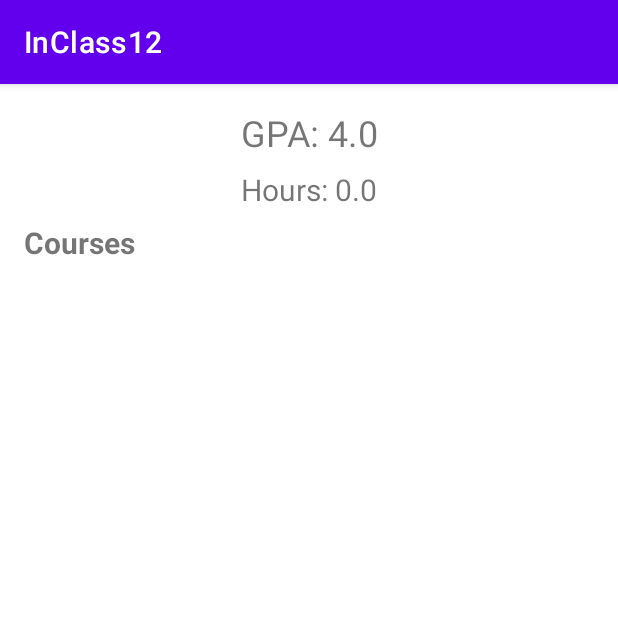
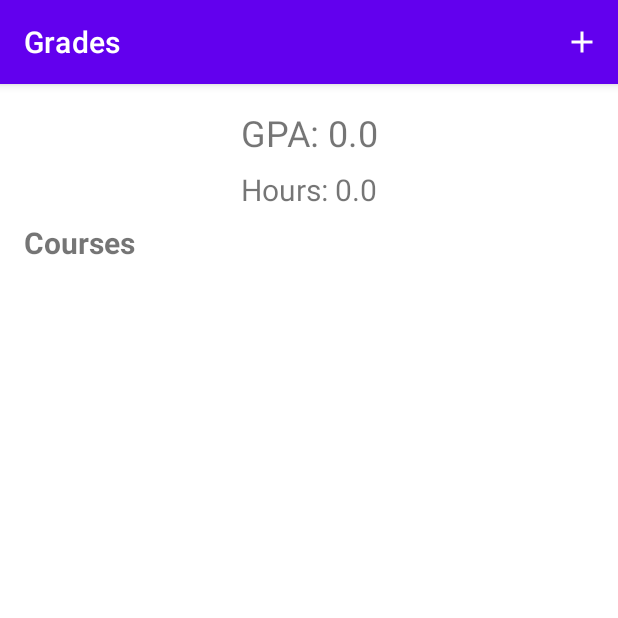
Before and after one commit to slee185/Group22_InClass12, an Android app: the screen it shows after launch (MainActivity), on a phone screen of 412 x 824 dp, the top half of it. Run offline under Robolectric (Android 15) with nearby library versions, the phone set to English and light mode, and no system bars; 2 statements that could not run were skipped.

Commit message:
start GradesFragment

```diff
--- a/app/src/main/java/edu/uncc/inclass12/GradesFragment.java
+++ b/app/src/main/java/edu/uncc/inclass12/GradesFragment.java
@@ -4,19 +4,42 @@
 
 package edu.uncc.inclass12;
 
+import android.content.Context;
+import android.database.Cursor;
 import android.os.Bundle;
 
 import androidx.annotation.NonNull;
 import androidx.annotation.Nullable;
 import androidx.fragment.app.Fragment;
+import androidx.recyclerview.widget.LinearLayoutManager;
+import androidx.recyclerview.widget.RecyclerView;
 
+import android.util.Log;
 import android.view.LayoutInflater;
+import android.view.Menu;
+import android.view.MenuInflater;
+import android.view.MenuItem;
 import android.view.View;
 import android.view.ViewGroup;
+import android.widget.ImageView;
+import android.widget.TextView;
+
+import java.util.ArrayList;
+import java.util.Locale;
 
 import edu.uncc.inclass12.databinding.FragmentGradesBinding;
 
 public class GradesFragment extends Fragment {
+
+    FragmentGradesBinding binding;
+    DatabaseManager dm;
+    LinearLayoutManager layoutManager;
+    GradesRecyclerAdapter adapter;
+    RecyclerView gradesRecyclerView;
+    ArrayList<Grade> grades;
+    Double hours = 0.0;
+    Double points = 0.0;
+
     public GradesFragment() {
         // Required empty public constructor
     }
@@ -24,12 +47,26 @@ public class GradesFragment extends Fragment {
     @Override
     public void onCreate(Bundle savedInstanceState) {
         super.onCreate(savedInstanceState);
+        setHasOptionsMenu(true);
     }
 
-    FragmentGradesBinding binding;
     @Override
-    public View onCreateView(LayoutInflater inflater, ViewGroup container,
-                             Bundle savedInstanceState) {
+    public void onCreateOptionsMenu(@NonNull Menu menu, @NonNull MenuInflater inflater) {
+        inflater.inflate(R.menu.menu, menu);
+    }
+
+    @Override
+    public boolean onOptionsItemSelected(@NonNull MenuItem item) {
+        if (item.getItemId() == R.id.action_bar_add) {
+            mListener.goAddCourse();
+            return true;
+        }
+
+        return super.onOptionsItemSelected(item);
+    }
+
+    @Override
+    public View onCreateView(LayoutInflater inflater, ViewGroup container, Bundle savedInstanceState) {
         binding = FragmentGradesBinding.inflate(inflater, container, false);
         return binding.getRoot();
     }
@@ -38,5 +75,45 @@ public class GradesFragment extends Fragment {
     public void onViewCreated(@NonNull View view, @Nullable Bundle savedInstanceState) {
         super.onViewCreated(view, savedInstanceState);
 
+        dm = new DatabaseManager(getActivity());
+
+        binding.gradesRecyclerView.setHasFixedSize(true);
+        layoutManager = new LinearLayoutManager(getActivity());
+        gradesRecyclerView.setLayoutManager(layoutManager);
+        adapter = new GradesRecyclerAdapter(grades);
+        gradesRecyclerView.setAdapter(adapter);
+
+        binding.textViewGPA.setText("GPA: " + points);
+        binding.textViewHours.setText("Hours: " + hours);
+
+        requireActivity().setTitle(R.string.grades_label);
+    }
+
+    @Override
+    public void onResume() {
+        super.onResume();
+
+    }
+
+    GradesListener mListener;
+
+    @Override
+    public void onAttach(@NonNull Context context) {
+        super.onAttach(context);
+        mListener = (GradesListener) context;
+    }
+
+    private void setGpa(Double gpa) {
+        TextView textView = binding.textViewGPA;
+        textView.setText(getString(R.string.grades_gpa_label, gpa));
+    }
+
+    private void setHours(Double hours) {
+        TextView textView = binding.textViewHours;
+        textView.setText(getString(R.string.grades_hours_label, hours));
+    }
+
+    interface GradesListener {
+        void goAddCourse();
     }
 }
--- a/app/src/main/java/edu/uncc/inclass12/GradesRecyclerAdapter.java
+++ b/app/src/main/java/edu/uncc/inclass12/GradesRecyclerAdapter.java
@@ -15,6 +15,7 @@ import androidx.recyclerview.widget.RecyclerView;
 import java.util.ArrayList;
 
 public class GradesRecyclerAdapter extends RecyclerView.Adapter<GradesRecyclerAdapter.GradeViewHolder> {
+
     ArrayList<Grade> grades;
 
     public GradesRecyclerAdapter(ArrayList<Grade> data) {
--- a/app/src/main/java/edu/uncc/inclass12/MainActivity.java
+++ b/app/src/main/java/edu/uncc/inclass12/MainActivity.java
@@ -8,7 +8,7 @@ import androidx.appcompat.app.AppCompatActivity;
 
 import android.os.Bundle;
 
-public class MainActivity extends AppCompatActivity {
+public class MainActivity extends AppCompatActivity implements GradesFragment.GradesListener {
 
     DatabaseManager dm;
 
@@ -22,4 +22,12 @@ public class MainActivity extends AppCompatActivity {
                 .add(R.id.rootView, new GradesFragment())
                 .commit();
     }
+
+    @Override
+    public void goAddCourse() {
+        getSupportFragmentManager().beginTransaction()
+                .replace(R.id.rootView, new AddCourseFragment())
+                .addToBackStack(null)
+                .commit();
+    }
 }
--- /dev/null
+++ b/app/src/main/res/drawable-v24/ic_baseline_add_24.xml
@@ -0,0 +1,5 @@
+<vector android:height="24dp" android:tint="#FFFFFF"
+    android:viewportHeight="24" android:viewportWidth="24"
+    android:width="24dp" xmlns:android="http://schemas.android.com/apk/res/android">
+    <path android:fillColor="@android:color/white" android:pathData="M19,13h-6v6h-2v-6H5v-2h6V5h2v6h6v2z"/>
+</vector>
--- a/app/src/main/res/layout/fragment_grades.xml
+++ b/app/src/main/res/layout/fragment_grades.xml
@@ -11,18 +11,16 @@
         android:id="@+id/textViewGPA"
         android:layout_width="wrap_content"
         android:layout_height="wrap_content"
-        android:text="GPA: 4.0"
         android:textSize="24sp"
         app:layout_constraintEnd_toEndOf="parent"
         app:layout_constraintStart_toStartOf="parent"
         app:layout_constraintTop_toTopOf="parent" />
 
     <TextView
-        android:id="@+id/textView2"
+        android:id="@+id/textViewHours"
         android:layout_width="wrap_content"
         android:layout_height="wrap_content"
         android:layout_marginTop="8dp"
-        android:text="Hours: 0.0"
         android:textSize="20sp"
         app:layout_constraintEnd_toEndOf="parent"
         app:layout_constraintStart_toStartOf="parent"
@@ -33,19 +31,21 @@
         android:layout_width="wrap_content"
         android:layout_height="wrap_content"
         android:layout_marginTop="8dp"
-        android:text="Courses"
+        android:text="@string/grades_courses_label"
         android:textSize="20sp"
         android:textStyle="bold"
         app:layout_constraintStart_toStartOf="parent"
-        app:layout_constraintTop_toBottomOf="@+id/textView2" />
+        app:layout_constraintTop_toBottomOf="@+id/textViewHours" />
 
     <androidx.recyclerview.widget.RecyclerView
+        android:id="@+id/gradesRecyclerView"
         android:layout_width="0dp"
         android:layout_height="0dp"
         android:layout_marginTop="8dp"
         app:layout_constraintBottom_toBottomOf="parent"
         app:layout_constraintEnd_toEndOf="parent"
         app:layout_constraintStart_toStartOf="parent"
-        tools:listitem="@layout/grade_row_item"
-        app:layout_constraintTop_toBottomOf="@+id/textView3" />
+        app:layout_constraintTop_toBottomOf="@+id/textView3"
+        app:layout_constraintVertical_bias="0.0"
+        tools:listitem="@layout/grade_row_item" />
 </androidx.constraintlayout.widget.ConstraintLayout>
--- a/app/src/main/res/layout/grade_row_item.xml
+++ b/app/src/main/res/layout/grade_row_item.xml
@@ -1,7 +1,6 @@
 <?xml version="1.0" encoding="utf-8"?>
 <androidx.cardview.widget.CardView xmlns:android="http://schemas.android.com/apk/res/android"
     xmlns:app="http://schemas.android.com/apk/res-auto"
-    xmlns:tools="http://schemas.android.com/tools"
     android:layout_margin="6dp"
     android:layout_width="match_parent"
     android:layout_height="wrap_content">
@@ -16,7 +15,6 @@
             android:layout_width="0dp"
             android:layout_height="wrap_content"
             android:layout_marginStart="8dp"
-            android:text="TextView"
             android:textSize="16sp"
             app:layout_constraintEnd_toEndOf="parent"
             app:layout_constraintStart_toEndOf="@+id/textViewCourseLetterGrade"
@@ -27,7 +25,6 @@
             android:layout_width="0dp"
             android:layout_height="wrap_content"
             android:layout_marginTop="8dp"
-            android:text="TextView"
             app:layout_constraintEnd_toEndOf="parent"
             app:layout_constraintStart_toStartOf="@+id/textViewCourseNumber"
             app:layout_constraintTop_toBottomOf="@+id/textViewCourseNumber" />
@@ -38,7 +35,6 @@
             android:layout_height="wrap_content"
             android:layout_marginTop="8dp"
             android:layout_marginEnd="16dp"
-            android:text="TextView"
             app:layout_constraintEnd_toStartOf="@+id/imageViewDelete"
             app:layout_constraintStart_toStartOf="@+id/textViewCourseNumber"
             app:layout_constraintTop_toBottomOf="@+id/textViewCourseName" />
@@ -55,7 +51,6 @@
             android:id="@+id/textViewCourseLetterGrade"
             android:layout_width="wrap_content"
             android:layout_height="wrap_content"
-            android:text="A"
             android:textSize="34sp"
             app:layout_constraintBottom_toBottomOf="parent"
             app:layout_constraintStart_toStartOf="parent"
--- /dev/null
+++ b/app/src/main/res/menu/menu.xml
@@ -0,0 +1,7 @@
+<menu xmlns:android="http://schemas.android.com/apk/res/android" xmlns:app="http://schemas.android.com/apk/res-auto">
+    <item
+        android:id="@+id/action_bar_add"
+        android:icon="@drawable/ic_baseline_add_24"
+        android:title="@string/add_label"
+        app:showAsAction="ifRoom" />
+</menu>
--- a/app/src/main/res/values/strings.xml
+++ b/app/src/main/res/values/strings.xml
@@ -1,5 +1,6 @@
 <resources>
     <string name="app_name">InClass12</string>
+    <string name="add_label">Add Course</string>
     <string name="submit_label">Submit</string>
     <string name="cancel_label">Cancel</string>
     <string name="name_label">Full Name</string>
@@ -11,6 +12,8 @@
     <string name="create_post_label">Create Post</string>
     <string name="posts_label">Posts</string>
     <string name="create_account_label">Create New Account</string>
-    <!-- TODO: Remove or change this placeholder text -->
-    <string name="hello_blank_fragment">Hello blank fragment</string>
+    <string name="grades_label">Grades</string>
+    <string name="grades_gpa_label">GPA: %.1f</string>
+    <string name="grades_hours_label">Hours: %.1f</string>
+    <string name="grades_courses_label">Courses</string>
 </resources>
```
